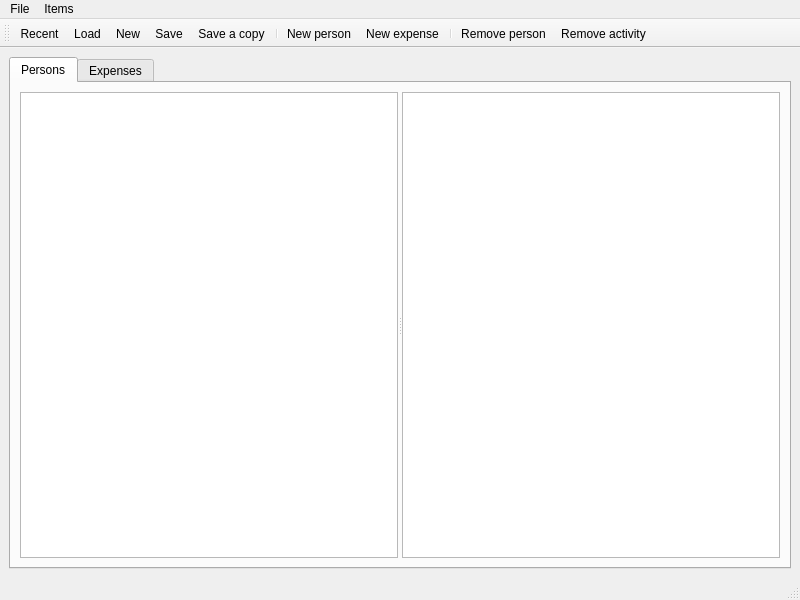
Above: caillasse/main_window.ui from feth/caillasse before the change. Below: the same form after it.
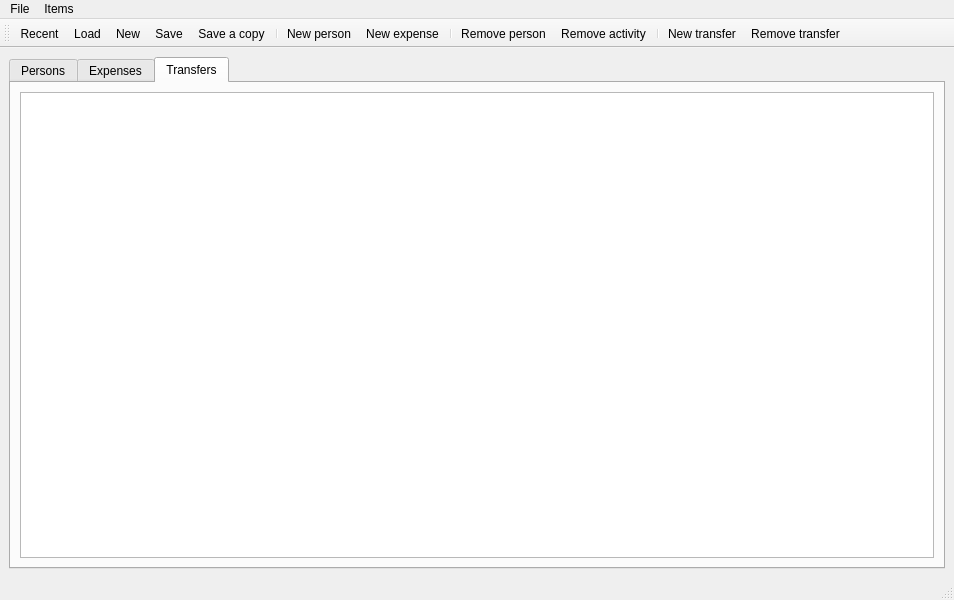
That is the form after the change. The open tabs and pages were chosen to show the change.

Commit message: add transfers tab

The edit to the form file:
```diff
--- a/caillasse/main_window.ui
+++ b/caillasse/main_window.ui
@@ -6,7 +6,7 @@
    <rect>
     <x>0</x>
     <y>0</y>
-    <width>800</width>
+    <width>954</width>
     <height>600</height>
    </rect>
   </property>
@@ -62,6 +62,16 @@
         </item>
        </layout>
       </widget>
+      <widget class="QWidget" name="transfers">
+       <attribute name="title">
+        <string>Transfers</string>
+       </attribute>
+       <layout class="QVBoxLayout" name="verticalLayout_4">
+        <item>
+         <widget class="QTableView" name="all_transfers"/>
+        </item>
+       </layout>
+      </widget>
      </widget>
     </item>
    </layout>
@@ -71,7 +81,7 @@
     <rect>
      <x>0</x>
      <y>0</y>
-     <width>800</width>
+     <width>954</width>
      <height>21</height>
     </rect>
    </property>
@@ -120,6 +130,9 @@
    <addaction name="separator"/>
    <addaction name="actionRemove_person"/>
    <addaction name="actionRemove_activity"/>
+   <addaction name="separator"/>
+   <addaction name="actionNew_transfer"/>
+   <addaction name="actionRemove_transfer"/>
   </widget>
   <action name="actionSave">
    <property name="text">
@@ -175,6 +188,19 @@
     <string>Remove activity</string>
    </property>
   </action>
+  <action name="actionNew_transfer">
+   <property name="text">
+    <string>New transfer</string>
+   </property>
+   <property name="shortcut">
+    <string>Ctrl+T</string>
+   </property>
+  </action>
+  <action name="actionRemove_transfer">
+   <property name="text">
+    <string>Remove transfer</string>
+   </property>
+  </action>
  </widget>
  <resources/>
  <connections/>
```
The commit also changes 1 other file.
